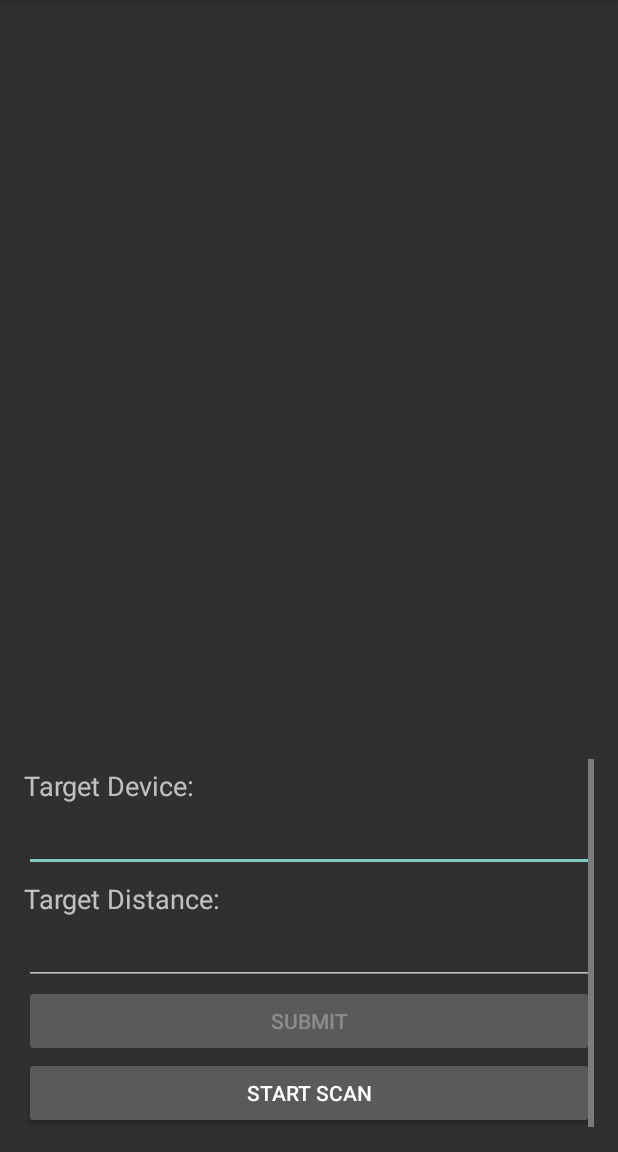
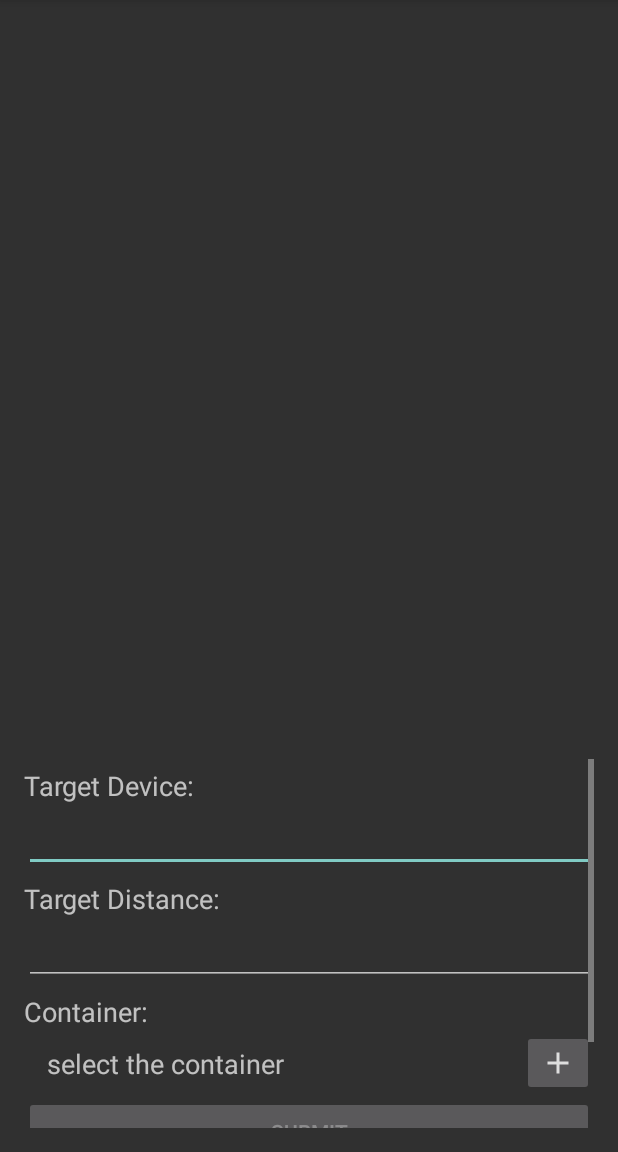
Before and after one commit to xaviersantos-ipl/BluetoothLowEnergyAndroid, an Android app: the MainActivity screen opened directly, with no data from a screen before it, on a phone screen of 412 x 824 dp, the part 84-1236 px from its top. Run offline under Robolectric (Android 15) with nearby library versions, the phone set to English and light mode, and no system bars; network calls fail; 4 statements that could not run were skipped.

Commit message:
add selector for mobius containers create if not exist a default mobius app on start change the server addres to vm mobius server on azure

```diff
--- a/app/src/main/java/com/example/bluetoothlowenergytests/Constants.kt
+++ b/app/src/main/java/com/example/bluetoothlowenergytests/Constants.kt
@@ -2,9 +2,10 @@ package com.example.bluetoothlowenergytests
 
 class Constants {
     companion object {
-        const val BASE_URL = "http://bb045eb59571.ngrok.io/"
+        const val BASE_URL = "http://20.56.11.86:7579/"
         const val USER = "superadmin"
         const val PASS = "f7c6c12d"
         const val REQUEST_TIMEOUT_DURATION = 10
+        const val APP_NAME = "scanner_app"
     }
 }
--- a/app/src/main/java/com/example/bluetoothlowenergytests/MainActivity.java
+++ b/app/src/main/java/com/example/bluetoothlowenergytests/MainActivity.java
@@ -3,12 +3,10 @@ package com.example.bluetoothlowenergytests;
 import androidx.appcompat.app.AppCompatActivity;
 
 import android.bluetooth.BluetoothAdapter;
-import android.bluetooth.BluetoothDevice;
 import android.bluetooth.le.ScanResult;
 import android.content.Intent;
 import android.content.IntentFilter;
 import android.content.pm.PackageManager;
-import android.graphics.drawable.Drawable;
 import android.os.Bundle;
 
 import android.text.TextUtils;
@@ -18,13 +16,13 @@ import android.widget.AdapterView;
 import android.widget.Button;
 import android.widget.CheckBox;
 import android.widget.EditText;
+import android.widget.ImageButton;
 import android.widget.LinearLayout;
 import android.widget.ListView;
 import android.widget.NumberPicker;
 import android.widget.RadioButton;
 import android.widget.ScrollView;
 import android.widget.TextView;
-import android.widget.Toast;
 
 import com.example.bluetoothlowenergytests.models.ResRepository;
 import com.example.bluetoothlowenergytests.models.dto.FormDto;
@@ -32,12 +30,13 @@ import com.example.bluetoothlowenergytests.models.dto.FormDto;
 import java.util.ArrayList;
 import java.util.HashMap;
 
+import com.example.bluetoothlowenergytests.ui.dialogs.AddContainerDialog;
+import com.example.bluetoothlowenergytests.ui.dialogs.ContainerPicker;
 import com.google.gson.Gson;
 import com.google.gson.GsonBuilder;
 
-import okhttp3.internal.Util;
-
-public class MainActivity extends AppCompatActivity implements View.OnClickListener, AdapterView.OnItemClickListener  {
+public class MainActivity extends AppCompatActivity implements View.OnClickListener, AdapterView.OnItemClickListener,
+        ContainerPicker.ContainerPickerListener, AddContainerDialog.AddContainerDialogListener {
     private final static String TAG = MainActivity.class.getSimpleName();
 
     public static final int REQUEST_ENABLE_BT = 1;
@@ -53,12 +52,17 @@ public class MainActivity extends AppCompatActivity implements View.OnClickListe
     private Button btnSubmit;
     private NumberPicker numberPickerAge;
 
+    private TextView selectContainer;
+    private ImageButton btnAddContainer;
+
     private TextView textViewForm;
     private ScrollView scrollViewForm;
     private EditText editTextName, editTextTargetDevice, editTextTargetDistance;
     private RadioButton radioButtonMale, radioButtonFemale;
     private CheckBox checkBoxSports, checkBoxMovies, checkBoxSeries, checkBoxProgramming;
     private LinearLayout form;
+
+    private String selectedContainer;
 
     @Override
     protected void onCreate(Bundle savedInstanceState) {
@@ -110,9 +114,15 @@ public class MainActivity extends AppCompatActivity implements View.OnClickListe
         btnSubmit.setEnabled(false);
         btnSubmit.setOnClickListener(this);
 
+        btnAddContainer = findViewById(R.id.btn_add_container);
+        selectContainer = findViewById(R.id.select_container);
+        btnAddContainer.setOnClickListener(this);
+        selectContainer.setOnClickListener(this);
+
         ((ScrollView) findViewById(R.id.scrollView)).addView(listView);
         findViewById(R.id.btn_scan).setOnClickListener(this);
 
+        prepare();
     }
 
     @Override
@@ -139,7 +149,7 @@ public class MainActivity extends AppCompatActivity implements View.OnClickListe
                 stopScan();
             }
         } else if (view.getId() == R.id.btnSubmit) {
-            String url = "onem2m/app_light1/light1_state_cont";
+            String url = selectedContainer;
 
             String name = editTextName.getText().toString();
             Number age =  numberPickerAge.getValue();
@@ -157,10 +167,40 @@ public class MainActivity extends AppCompatActivity implements View.OnClickListe
                 if(isSuccess){
                     Utils.toast(getApplicationContext(), "Submit Button Pressed");
                     getLast();
+                } else {
+                    Utils.toast(this, "Error connecting with Mobius");
                 }
                 return null;
             });
+        } else if (view.getId() == R.id.btn_add_container){
+            new AddContainerDialog().show(getSupportFragmentManager(), "add_container");
+        } else if (view.getId() == R.id.select_container){
+            new ContainerPicker().show(getSupportFragmentManager(), "container_picker");
         }
+    }
+
+    private void prepare(){
+        ResRepository.Companion.getInstance().getList((isSuccess, response) -> {
+            if (isSuccess) {
+                boolean iscreated = false;
+                for(String url: response){
+                    if(url.startsWith("/onem2m/"+Constants.APP_NAME)){
+                        iscreated = true;
+                        break;
+                    }
+                }
+
+                if(!iscreated) {
+                    ResRepository.Companion.getInstance().addApp(Constants.APP_NAME, (isAppSuccess) -> {
+                        if (!isAppSuccess) Utils.toast(this, "The default application could not be created");
+                        return null;
+                    });
+                }
+            } else {
+                Utils.toast(this, "Error connecting with Mobius");
+            }
+             return null;
+        });
     }
 
     public void addDevice(ScanResult result) {
@@ -265,7 +305,9 @@ public class MainActivity extends AppCompatActivity implements View.OnClickListe
     }
 
     void getLast(){
-        String url = "onem2m/app_light1/light1_state_cont/la";
+        if(selectedContainer == null) return;
+
+        String url = selectedContainer+"/la";
         ResRepository.Companion.getInstance().getInstance(url, (isSuccess, cinDto) -> {
             if(isSuccess){
                 Log.e(TAG, "ResRepository-> getLast" );
@@ -287,10 +329,23 @@ public class MainActivity extends AppCompatActivity implements View.OnClickListe
                 checkBoxSeries.setChecked(form.getSeries());
                 checkBoxProgramming.setChecked(form.getProgramming());
             }else{
-                Utils.toast(this, "The connection to the application failed.");
+                Utils.toast(this, "No instance could be found.");
             }
             return null;
         });
     }
 
+    @Override
+    public void onAddContainer(String path) {
+        selectedContainer = path;
+        selectContainer.setText(path);
+        getLast();
+    }
+
+    @Override
+    public void onPick(String path) {
+        selectedContainer = path;
+        selectContainer.setText(path);
+        getLast();
+    }
 }
--- /dev/null
+++ b/app/src/main/res/drawable-anydpi/ic_action_add.xml
@@ -0,0 +1,11 @@
+<vector xmlns:android="http://schemas.android.com/apk/res/android"
+    android:width="24dp"
+    android:height="24dp"
+    android:viewportWidth="24"
+    android:viewportHeight="24"
+    android:tint="#FFFFFF"
+    android:alpha="0.8">
+  <path
+      android:fillColor="@android:color/white"
+      android:pathData="M19,13h-6v6h-2v-6H5v-2h6V5h2v6h6v2z"/>
+</vector>
--- a/app/src/main/res/layout/activity_main.xml
+++ b/app/src/main/res/layout/activity_main.xml
@@ -1,5 +1,6 @@
 <?xml version="1.0" encoding="utf-8"?>
 <LinearLayout xmlns:android="http://schemas.android.com/apk/res/android"
+    xmlns:app="http://schemas.android.com/apk/res-auto"
     xmlns:tools="http://schemas.android.com/tools"
     android:layout_width="match_parent"
     android:layout_height="match_parent"
@@ -165,6 +166,36 @@
                 android:maxLines="1"
                 android:inputType="text"/>
 
+            <TextView
+                android:text="Container:"
+                android:textSize="@dimen/text_size_medium"
+                android:layout_width="match_parent"
+                android:layout_height="wrap_content"
+                android:paddingTop="5dp"/>
+
+            <LinearLayout
+                android:layout_width="match_parent"
+                android:layout_height="wrap_content"
+                android:orientation="horizontal">
+
+                <TextView
+                    android:layout_width="wrap_content"
+                    android:layout_height="match_parent"
+                    android:layout_weight="0.2"
+                    android:paddingTop="10dp"
+                    android:text="select the container"
+                    android:paddingLeft="15dp"
+                    android:id="@+id/select_container"
+                    android:textSize="@dimen/text_size_medium" />
+
+                <ImageButton
+                    android:layout_width="wrap_content"
+                    android:layout_height="match_parent"
+                    android:text="Add"
+                    android:id="@+id/btn_add_container"
+                    app:srcCompat="@drawable/ic_action_add" />
+            </LinearLayout>
+
             <Button
                 android:layout_width="match_parent"
                 android:layout_height="0dp"
--- a/app/src/main/res/values/dimens.xml
+++ b/app/src/main/res/values/dimens.xml
@@ -2,6 +2,8 @@
     <!-- Default screen margins, per the Android Design guidelines. -->
     <dimen name="activity_horizontal_margin">16dp</dimen>
     <dimen name="activity_vertical_margin">16dp</dimen>
+
+    <dimen name="_10dp">10dp</dimen>
 
     <dimen name="text_size_xsmall">10sp</dimen>
     <dimen name="text_size_small">14sp</dimen>
--- a/app/src/main/res/values/strings.xml
+++ b/app/src/main/res/values/strings.xml
@@ -1,4 +1,5 @@
 <resources>
     <string name="app_name">BluetoothLowEnergyTests</string>
     <string name="placeholder">PLACEHOLDER</string>
+    <string name="container_picker">Select a container</string>
 </resources>
--- a/app/src/main/res/xml/network_security_config.xml
+++ b/app/src/main/res/xml/network_security_config.xml
@@ -1,6 +1,6 @@
 <?xml version="1.0" encoding="utf-8"?>
 <network-security-config>
     <domain-config cleartextTrafficPermitted="true">
-        <domain includeSubdomains="true">bb045eb59571.ngrok.io</domain>
+        <domain includeSubdomains="true">20.56.11.86</domain>
     </domain-config>
 </network-security-config>
```
Also changed, not shown: app/src/main/java/com/example/bluetoothlowenergytests/ui/dialogs/AddContainerDialog.java (added, +66 -0 lines), app/src/main/java/com/example/bluetoothlowenergytests/ui/dialogs/ContainerPicker.java (added, +75 -0 lines), app/src/main/res/layout/dialog_with_edittext.xml (added, +15 -0 lines), app/src/main/res/drawable-hdpi/ic_action_add.png (added), app/src/main/res/drawable-mdpi/ic_action_add.png (added), app/src/main/res/drawable-xhdpi/ic_action_add.png (added), app/src/main/res/drawable-xxhdpi/ic_action_add.png (added).
